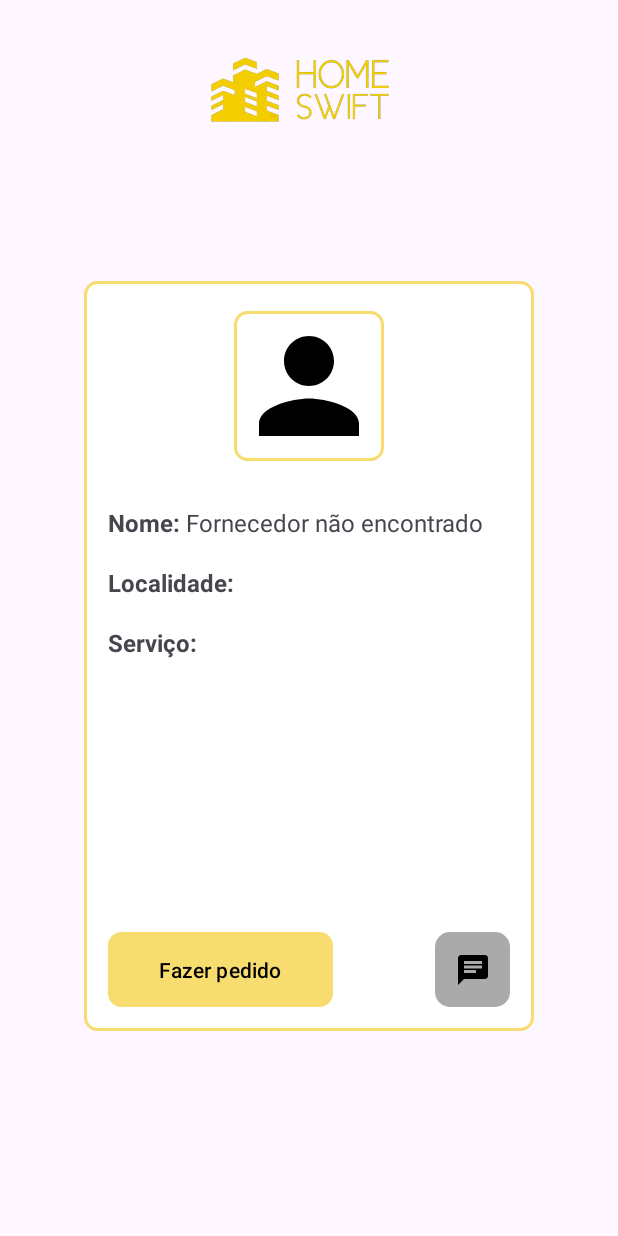
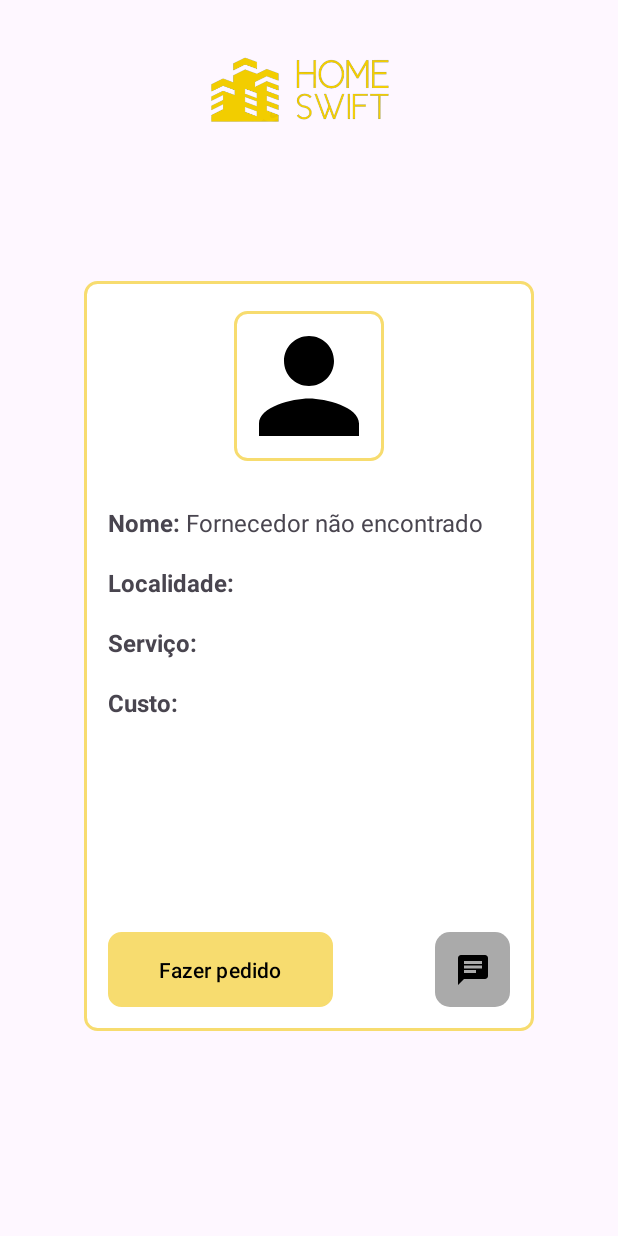
Before and after one commit to marcosv79/HomeSwift, an Android app: the ProviderPageActivity screen opened directly, with no data from a screen before it, on a phone screen of 412 x 824 dp. Run offline under Robolectric (Android 15) with nearby library versions, the phone set to English and light mode, and no system bars; our stand-ins replace Room's generated code.

Commit message:
campo custo para associar custo ao serviço

```diff
--- a/app/src/main/AndroidManifest.xml
+++ b/app/src/main/AndroidManifest.xml
@@ -12,6 +12,9 @@
         android:supportsRtl="true"
         android:theme="@style/Theme.HS"
         tools:targetApi="31">
+        <activity
+            android:name=".PlaceOrderActivity"
+            android:exported="false" />
         <activity
             android:name=".Chat_Layout"
             android:exported="false" />
--- a/app/src/main/java/pt/ipca/hs/ProviderPageActivity.kt
+++ b/app/src/main/java/pt/ipca/hs/ProviderPageActivity.kt
@@ -2,6 +2,7 @@ package pt.ipca.hs
 
 import android.content.Intent
 import android.os.Bundle
+import android.widget.Button
 import android.widget.ImageButton
 import android.widget.ImageView
 import android.widget.TextView
@@ -32,6 +33,12 @@ class ProviderPageActivity : AppCompatActivity() {
             val intent = Intent(this, Chat_Layout::class.java)
             startActivity(intent)
         }
+
+        val btnPlaceOrder = findViewById<Button>(R.id.btnCreateOrder)
+        btnPlaceOrder.setOnClickListener{
+            val intent = Intent(this, PlaceOrderActivity::class.java)
+            startActivity(intent)
+        }
     }
 
     private fun updateUI(selectedProvider: User?) {
@@ -39,21 +46,25 @@ class ProviderPageActivity : AppCompatActivity() {
         val providerNameTextView = findViewById<TextView>(R.id.providerNameTextView)
         val providerLocationTextView = findViewById<TextView>(R.id.providerLocationTextView)
         val providerServiceTextView = findViewById<TextView>(R.id.providerServiceTextView)
+        val providerCostTextView = findViewById<TextView>(R.id.providerCostTextView)
 
         if (selectedProvider != null) {
             val providerName = selectedProvider.name
             val providerAddress = selectedProvider.location
             val providerService = selectedProvider.service
+            val providerCost = selectedProvider.cost
 
             providerImageView.setImageResource(R.drawable.baseline_person_24)
             providerNameTextView.text = providerName
             providerLocationTextView.text = providerAddress
             providerServiceTextView.text = providerService
+            providerCostTextView.text = "$providerCost €"
         } else {
             providerImageView.setImageResource(R.drawable.baseline_person_24)
             providerNameTextView.text = "Fornecedor não encontrado"
             providerLocationTextView.text = ""
             providerServiceTextView.text = ""
+            providerCostTextView.text = ""
         }
     }
 }
--- a/app/src/main/java/pt/ipca/hs/User.kt
+++ b/app/src/main/java/pt/ipca/hs/User.kt
@@ -13,5 +13,6 @@ data class User(
     @ColumnInfo(name = "userType") val userType: String,
     @ColumnInfo(name = "address") var address: String = "",
     @ColumnInfo(name = "location") var location: String = "",
-    @ColumnInfo(name = "service") var service: String = ""
+    @ColumnInfo(name = "service") var service: String = "",
+    @ColumnInfo(name = "cost") var cost: String = ""
     )
--- a/app/src/main/res/layout/activity_provider_page.xml
+++ b/app/src/main/res/layout/activity_provider_page.xml
@@ -96,6 +96,24 @@
                 android:textSize="16sp"
                 android:layout_marginTop="80dp"
                 android:layout_toEndOf="@id/providerServiceLabel" />
+
+            <TextView
+                android:id="@+id/providerCostLabel"
+                android:layout_width="wrap_content"
+                android:layout_height="wrap_content"
+                android:text="Custo: "
+                android:textSize="16sp"
+                android:textStyle="bold"
+                android:layout_marginTop="120dp"/>
+
+            <TextView
+                android:id="@+id/providerCostTextView"
+                android:layout_width="wrap_content"
+                android:layout_height="wrap_content"
+                android:text=""
+                android:textSize="16sp"
+                android:layout_marginTop="120dp"
+                android:layout_toEndOf="@id/providerCostLabel" />
         </RelativeLayout>
 
         <ImageButton
```
Also changed, not shown: app/src/main/java/pt/ipca/hs/MyDatabase.kt (+5 -12 lines), app/src/main/java/pt/ipca/hs/PlaceOrderActivity.kt (added, +11 -0 lines), app/src/main/java/pt/ipca/hs/RegisterActivity.kt (+8 -3 lines), app/src/main/java/pt/ipca/hs/ampPerfilFragment.kt (+10 -1 lines), app/src/main/res/layout/activity_place_order.xml (added, +9 -0 lines), app/src/main/res/layout/fragment_amp_perfil.xml (+12 -2 lines), app/src/main/res/values/strings.xml (+12 -0 lines).
